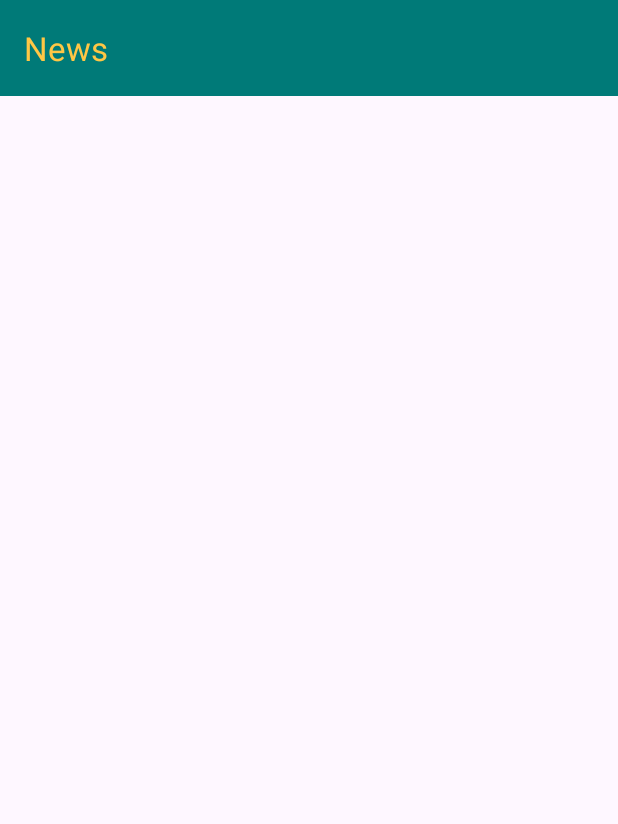
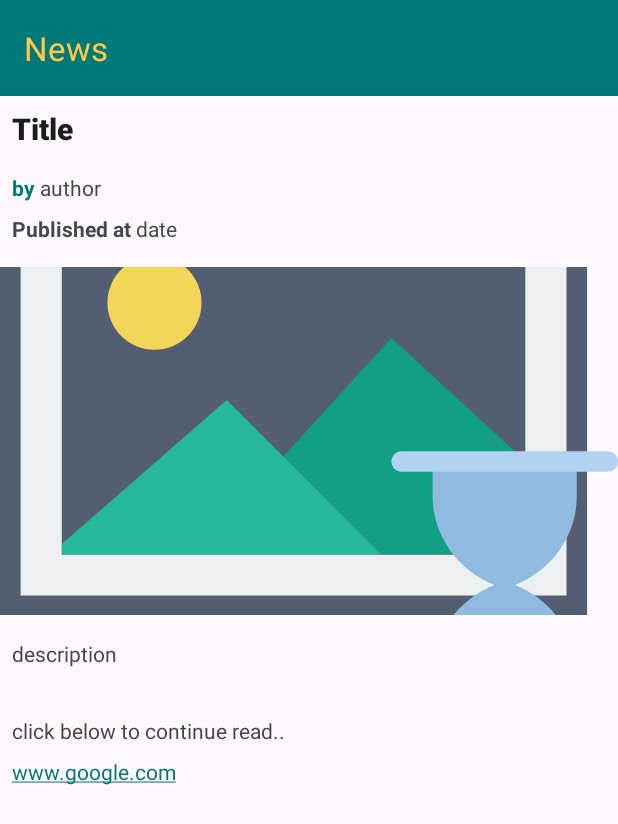
Before and after one commit to MazenAbdelgawad/News, an Android app: the fragment NewsDetailsFragment placed in its activity, on a phone screen of 412 x 824 dp. Shown: the top 824 px of the screen. Run offline under Robolectric (Android 15) with nearby library versions, the phone set to English and light mode, and no system bars; our stand-ins replace Dagger/Hilt's generated code, Shimmer, navigation-ui; pictures from the network do not load; 2 statements that could not run were skipped.

Commit message:
handle show new details screen

```diff
--- a/app/src/main/java/mazen/abdelgawad/news/presentation/news/newsdetails/NewsDetailsFragment.kt
+++ b/app/src/main/java/mazen/abdelgawad/news/presentation/news/newsdetails/NewsDetailsFragment.kt
@@ -6,7 +6,11 @@ import android.view.LayoutInflater
 import android.view.View
 import android.view.ViewGroup
 import androidx.navigation.fragment.navArgs
+import com.bumptech.glide.Glide
+import com.bumptech.glide.load.engine.DiskCacheStrategy
+import mazen.abdelgawad.news.R
 import mazen.abdelgawad.news.databinding.FragmentNewsDetailsBinding
+import mazen.abdelgawad.news.domain.modle.News
 
 class NewsDetailsFragment : Fragment() {
     private val binding by lazy { FragmentNewsDetailsBinding.inflate(layoutInflater) }
@@ -14,11 +18,32 @@ class NewsDetailsFragment : Fragment() {
     override fun onCreateView(
         inflater: LayoutInflater, container: ViewGroup?,
         savedInstanceState: Bundle?
-    ): View? {
+    ): View {
 
-        val news = args.selectedNews
+        this.shwNewsDetails(args.selectedNews)
 
-        binding.zaas.text = news.title
         return binding.root
     }
+
+    fun shwNewsDetails(item: News) = with(binding) {
+        title.text = item.title ?: ""
+        author.text = item.author ?: ""
+        publishedAt.text = item.publishedAt ?: ""
+        description.text = item.description
+        url.text = item.url ?: "https://www.google.com/search?q=$title"
+
+        if (item.urlToImage.isNullOrBlank()) {
+            imageView.visibility = View.GONE
+        } else {
+            imageView.visibility = View.VISIBLE
+            Glide
+                .with(this@NewsDetailsFragment)
+                .load(item.urlToImage)
+                .diskCacheStrategy(DiskCacheStrategy.ALL)
+                .centerCrop()
+                .placeholder(R.drawable.placeholder_img)
+                .into(imageView)
+        }
+    }
+
 }
--- a/app/src/main/res/layout/fragment_news_details.xml
+++ b/app/src/main/res/layout/fragment_news_details.xml
@@ -1,15 +1,119 @@
 <?xml version="1.0" encoding="utf-8"?>
-<FrameLayout xmlns:android="http://schemas.android.com/apk/res/android"
+<ScrollView xmlns:android="http://schemas.android.com/apk/res/android"
+    xmlns:app="http://schemas.android.com/apk/res-auto"
     xmlns:tools="http://schemas.android.com/tools"
     android:layout_width="match_parent"
     android:layout_height="match_parent"
     tools:context=".presentation.news.newsdetails.NewsDetailsFragment">
 
-    <!-- TODO: Update blank fragment layout -->
-    <TextView
-        android:id="@+id/zaas"
+    <androidx.constraintlayout.widget.ConstraintLayout
         android:layout_width="match_parent"
         android:layout_height="match_parent"
-        android:text="" />
+        android:paddingBottom="16dp">
 
-</FrameLayout>
+        <TextView
+            android:id="@+id/title"
+            android:layout_width="0dp"
+            android:layout_height="wrap_content"
+            android:padding="8dp"
+            android:text="Title"
+            android:textAppearance="@style/TextAppearance.AppCompat.Title"
+            android:textStyle="bold"
+            app:layout_constraintEnd_toEndOf="parent"
+            app:layout_constraintStart_toStartOf="parent"
+            app:layout_constraintTop_toTopOf="parent" />
+
+        <TextView
+            android:id="@+id/textView2"
+            android:layout_width="wrap_content"
+            android:layout_height="wrap_content"
+            android:layout_marginStart="8dp"
+            android:layout_marginTop="8dp"
+            android:text="@string/by"
+            android:textColor="@color/colorPrimary"
+            android:textStyle="bold"
+            app:layout_constraintStart_toStartOf="parent"
+            app:layout_constraintTop_toBottomOf="@+id/title" />
+
+        <TextView
+            android:id="@+id/author"
+            android:layout_width="wrap_content"
+            android:layout_height="wrap_content"
+            android:layout_marginTop="8dp"
+            android:maxLines="1"
+            android:text="@string/author"
+            app:layout_constraintStart_toEndOf="@+id/textView2"
+            app:layout_constraintTop_toBottomOf="@+id/title" />
+
+        <TextView
+            android:id="@+id/textView4"
+            android:layout_width="wrap_content"
+            android:layout_height="wrap_content"
+            android:layout_marginStart="8dp"
+            android:layout_marginTop="8dp"
+            android:text="@string/published_at"
+            android:textStyle="bold"
+            app:layout_constraintStart_toStartOf="parent"
+            app:layout_constraintTop_toBottomOf="@+id/textView2" />
+
+        <TextView
+            android:id="@+id/publishedAt"
+            android:layout_width="wrap_content"
+            android:layout_height="wrap_content"
+            android:layout_marginTop="8dp"
+            android:text="date"
+            app:layout_constraintStart_toEndOf="@+id/textView4"
+            app:layout_constraintTop_toBottomOf="@+id/author" />
+
+        <ImageView
+            android:id="@+id/imageView"
+            android:layout_width="0dp"
+            android:layout_height="0dp"
+            android:layout_marginTop="16dp"
+            android:scaleType="centerCrop"
+            android:src="@drawable/placeholder_img"
+            app:layout_constraintDimensionRatio="16:9"
+            app:layout_constraintEnd_toEndOf="parent"
+            app:layout_constraintStart_toStartOf="parent"
+            app:layout_constraintTop_toBottomOf="@+id/textView4" />
+
+        <TextView
+            android:id="@+id/description"
+            android:layout_width="0dp"
+            android:layout_height="wrap_content"
+            android:layout_marginStart="8dp"
+            android:layout_marginTop="16dp"
+            android:layout_marginEnd="8dp"
+            android:text="description"
+            app:layout_constraintEnd_toEndOf="parent"
+            app:layout_constraintStart_toStartOf="parent"
+            app:layout_constraintTop_toBottomOf="@+id/imageView" />
+
+        <TextView
+            android:id="@+id/textView7"
+            android:layout_width="0dp"
+            android:layout_height="wrap_content"
+            android:layout_marginStart="8dp"
+            android:layout_marginTop="32dp"
+            android:layout_marginEnd="8dp"
+            android:maxLines="1"
+            android:text="@string/click_below_to_continue_read"
+            app:layout_constraintEnd_toEndOf="parent"
+            app:layout_constraintStart_toStartOf="parent"
+            app:layout_constraintTop_toBottomOf="@+id/description" />
+
+        <TextView
+            android:id="@+id/url"
+            android:layout_width="0dp"
+            android:layout_height="wrap_content"
+            android:layout_marginStart="8dp"
+            android:layout_marginTop="8dp"
+            android:layout_marginEnd="8dp"
+            android:layout_marginBottom="32dp"
+            android:autoLink="web"
+            android:text="www.google.com"
+            app:layout_constraintEnd_toEndOf="parent"
+            app:layout_constraintStart_toStartOf="parent"
+            app:layout_constraintTop_toBottomOf="@+id/textView7" />
+    </androidx.constraintlayout.widget.ConstraintLayout>
+</ScrollView>
--- a/app/src/main/res/values/strings.xml
+++ b/app/src/main/res/values/strings.xml
@@ -8,4 +8,8 @@
     <string name="unauthorized">UnAuthorized</string>
     <string name="unknown_error">Unknown Error</string>
     <string name="no_data_found">No data found</string>
+    <string name="by">"by "</string>
+    <string name="author">author</string>
+    <string name="published_at">"Published at "</string>
+    <string name="click_below_to_continue_read">click below to continue read..</string>
 </resources>
```
Also changed, not shown: 1 other file.
